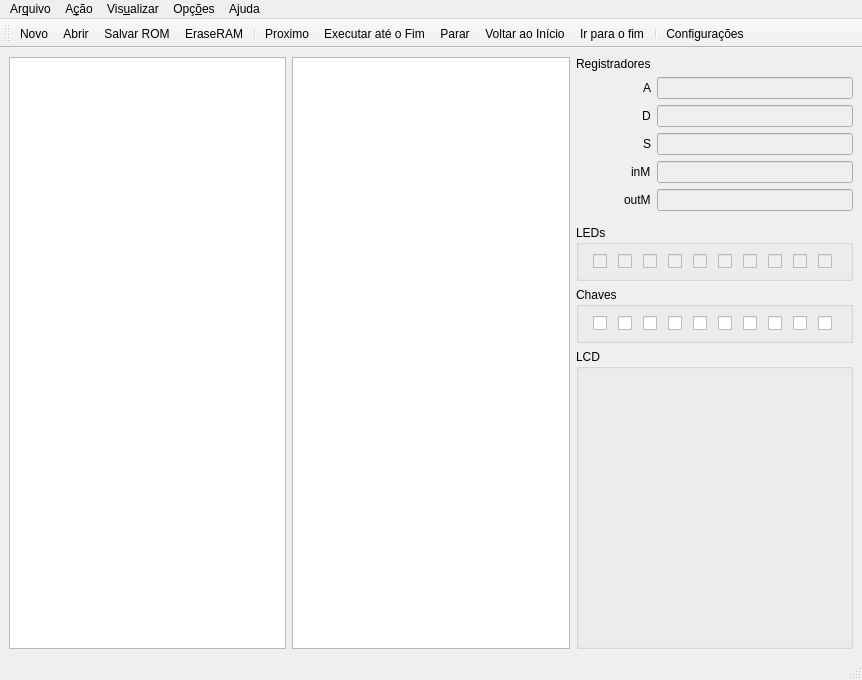
First picture: the form in Z01-Simulator-GUI/sim_window.ui, repository Insper/Z01-tools, before the edit.
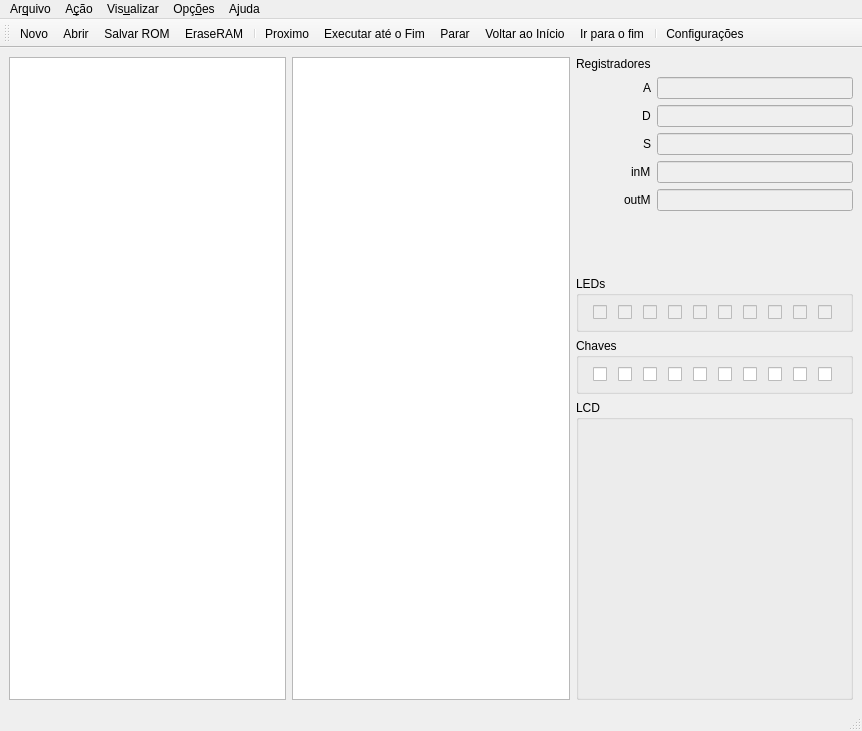
Second picture: the form after the edit. Icons and pictures are not drawn.

Commit message: suporte ao LCD v0 - apenas resultado final

Patch:
```diff
--- a/Z01-Simulator-GUI/sim_window.ui
+++ b/Z01-Simulator-GUI/sim_window.ui
@@ -7,7 +7,7 @@
     <x>0</x>
     <y>0</y>
     <width>862</width>
-    <height>680</height>
+    <height>731</height>
    </rect>
   </property>
   <property name="minimumSize">
@@ -586,6 +586,24 @@
               <property name="title">
                <string>LCD</string>
               </property>
+              <layout class="QHBoxLayout" name="horizontalLayout_4">
+               <item>
+                <widget class="QPushButton" name="LCDButton">
+                 <property name="sizePolicy">
+                  <sizepolicy hsizetype="Minimum" vsizetype="Minimum">
+                   <horstretch>0</horstretch>
+                   <verstretch>0</verstretch>
+                  </sizepolicy>
+                 </property>
+                 <property name="text">
+                  <string/>
+                 </property>
+                 <property name="flat">
+                  <bool>true</bool>
+                 </property>
+                </widget>
+               </item>
+              </layout>
              </widget>
             </item>
            </layout>
```
The commit also changes 2 other files.
